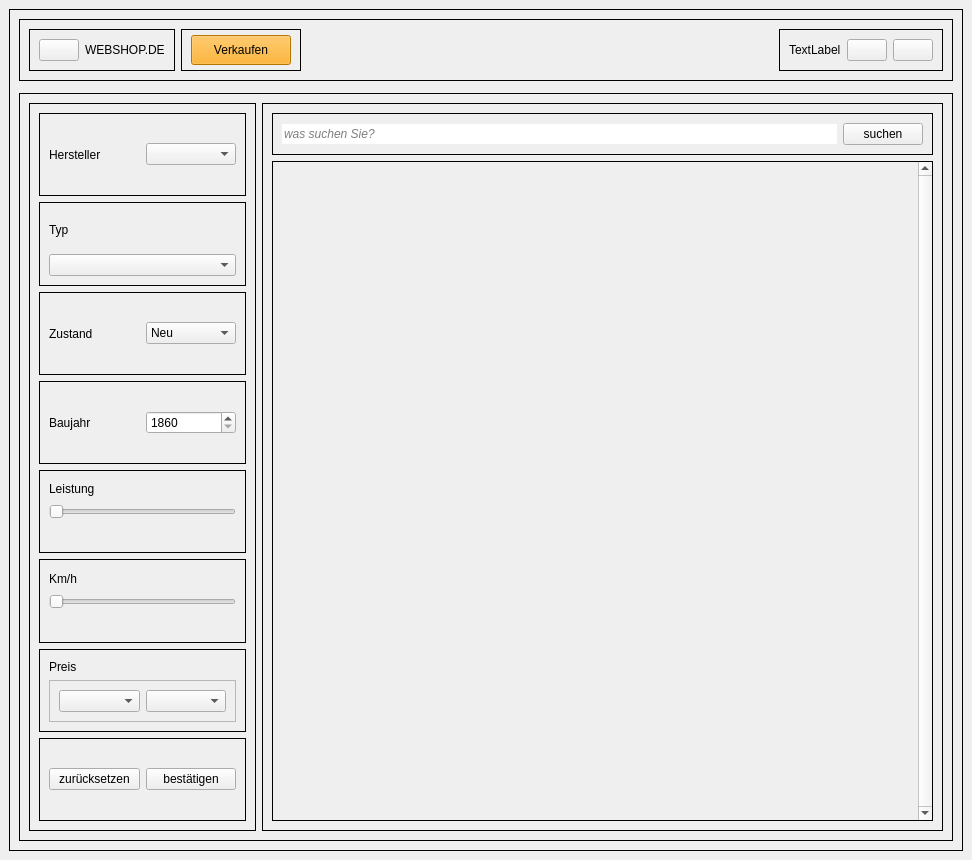
Before: the Qt Designer form frontend/Startseite.ui in nhatlam96/gui-xtraktor, drawn with Qt 5.
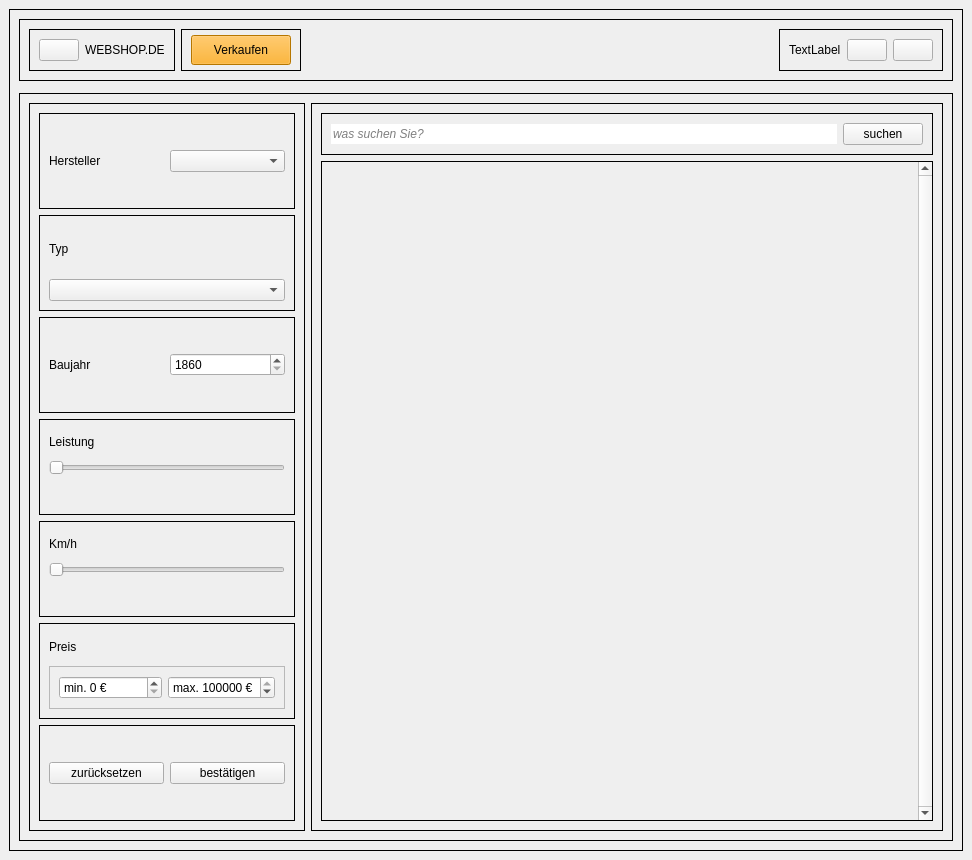
After: the same form once the commit is applied.

Commit message: Startseite sogut wie fertig fehlt nur noch sortier möglichkeit und suchfeld

```diff
--- a/frontend/Startseite.ui
+++ b/frontend/Startseite.ui
@@ -230,39 +230,6 @@
                </layout>
               </widget>
              </item>
-             <item>
-              <widget class="QFrame" name="frame_14">
-               <property name="frameShape">
-                <enum>QFrame::Box</enum>
-               </property>
-               <property name="frameShadow">
-                <enum>QFrame::Plain</enum>
-               </property>
-               <layout class="QHBoxLayout" name="horizontalLayout_9">
-                <item>
-                 <widget class="QLabel" name="zustand_label">
-                  <property name="text">
-                   <string>Zustand</string>
-                  </property>
-                 </widget>
-                </item>
-                <item>
-                 <widget class="QComboBox" name="comboBox_zustand">
-                  <item>
-                   <property name="text">
-                    <string>Neu</string>
-                   </property>
-                  </item>
-                  <item>
-                   <property name="text">
-                    <string>Gebraucht</string>
-                   </property>
-                  </item>
-                 </widget>
-                </item>
-               </layout>
-              </widget>
-             </item>
              <item>
               <widget class="QFrame" name="frame_13">
                <property name="frameShape">
@@ -396,16 +363,31 @@
                   </property>
                   <layout class="QHBoxLayout" name="horizontalLayout_11">
                    <item>
-                    <widget class="QComboBox" name="min_preis">
-                     <property name="placeholderText">
-                      <string>von...</string>
+                    <widget class="QSpinBox" name="min_preis">
+                     <property name="suffix">
+                      <string> €</string>
+                     </property>
+                     <property name="prefix">
+                      <string>min. </string>
+                     </property>
+                     <property name="maximum">
+                      <number>300000</number>
                      </property>
                     </widget>
                    </item>
                    <item>
-                    <widget class="QComboBox" name="max_preis">
-                     <property name="placeholderText">
-                      <string>bis...</string>
+                    <widget class="QSpinBox" name="max_preis">
+                     <property name="suffix">
+                      <string> €</string>
+                     </property>
+                     <property name="prefix">
+                      <string>max. </string>
+                     </property>
+                     <property name="maximum">
+                      <number>300000</number>
+                     </property>
+                     <property name="value">
+                      <number>300000</number>
                      </property>
                     </widget>
                    </item>
@@ -509,7 +491,7 @@
                  <rect>
                   <x>0</x>
                   <y>0</y>
-                  <width>642</width>
+                  <width>609</width>
                   <height>656</height>
                  </rect>
                 </property>
```
The commit also changes 4 other files.
